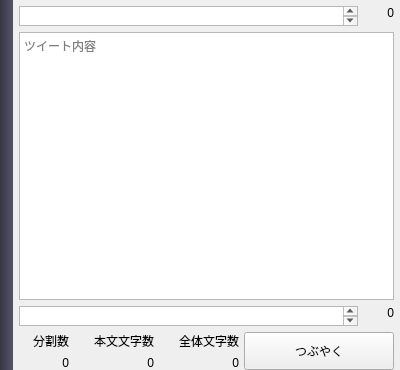
sharkpp/Jugemutter, file mainwindow.ui: the form before one commit.
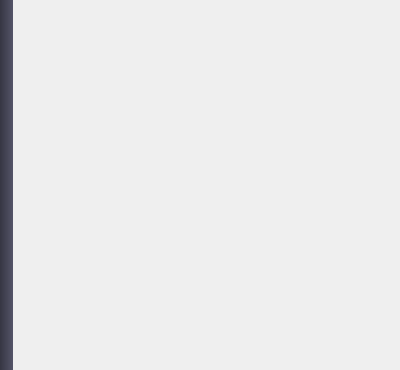
The form after the commit. Custom widgets are drawn as their Qt base class.

What changed in the file:
```diff
--- a/mainwindow.ui
+++ b/mainwindow.ui
@@ -78,312 +78,22 @@
      </widget>
     </item>
     <item>
-     <layout class="QVBoxLayout" name="verticalLayout_2" stretch="0,0,0,0">
-      <property name="spacing">
-       <number>6</number>
+     <widget class="QStackedWidget" name="pageContainer">
+      <property name="frameShape">
+       <enum>QFrame::NoFrame</enum>
       </property>
-      <property name="leftMargin">
-       <number>6</number>
+      <property name="frameShadow">
+       <enum>QFrame::Raised</enum>
       </property>
-      <property name="topMargin">
-       <number>6</number>
-      </property>
-      <property name="rightMargin">
-       <number>6</number>
-      </property>
-      <property name="bottomMargin">
+      <property name="lineWidth">
        <number>0</number>
       </property>
-      <item>
-       <layout class="QHBoxLayout" name="horizontalLayout_3">
-        <item>
-         <widget class="AutoSizeTextEdit" name="textPrefix">
-          <property name="sizePolicy">
-           <sizepolicy hsizetype="Expanding" vsizetype="Fixed">
-            <horstretch>0</horstretch>
-            <verstretch>0</verstretch>
-           </sizepolicy>
-          </property>
-          <property name="minimumSize">
-           <size>
-            <width>0</width>
-            <height>20</height>
-           </size>
-          </property>
-          <property name="maximumSize">
-           <size>
-            <width>16777215</width>
-            <height>20</height>
-           </size>
-          </property>
-          <property name="plainText">
-           <string/>
-          </property>
-          <property name="placeholderText">
-           <string>各ツイートの先頭へ追加するテキスト</string>
-          </property>
-         </widget>
-        </item>
-        <item>
-         <widget class="TextCounterLabel" name="textPrefixLength">
-          <property name="sizePolicy">
-           <sizepolicy hsizetype="Fixed" vsizetype="Preferred">
-            <horstretch>0</horstretch>
-            <verstretch>0</verstretch>
-           </sizepolicy>
-          </property>
-          <property name="minimumSize">
-           <size>
-            <width>30</width>
-            <height>0</height>
-           </size>
-          </property>
-          <property name="text">
-           <string>0</string>
-          </property>
-          <property name="textFormat">
-           <enum>Qt::PlainText</enum>
-          </property>
-          <property name="alignment">
-           <set>Qt::AlignRight|Qt::AlignTop|Qt::AlignTrailing</set>
-          </property>
-          <property name="buddy">
-           <cstring>textPrefix</cstring>
-          </property>
-         </widget>
-        </item>
-       </layout>
-      </item>
-      <item>
-       <widget class="TweetTextEdit" name="tweetEditor">
-        <property name="sizePolicy">
-         <sizepolicy hsizetype="Expanding" vsizetype="Expanding">
-          <horstretch>0</horstretch>
-          <verstretch>0</verstretch>
-         </sizepolicy>
-        </property>
-        <property name="placeholderText">
-         <string>ツイート内容</string>
-        </property>
-       </widget>
-      </item>
-      <item>
-       <layout class="QHBoxLayout" name="horizontalLayout_4">
-        <item>
-         <widget class="AutoSizeTextEdit" name="textPostfix">
-          <property name="sizePolicy">
-           <sizepolicy hsizetype="Expanding" vsizetype="Fixed">
-            <horstretch>0</horstretch>
-            <verstretch>0</verstretch>
-           </sizepolicy>
-          </property>
-          <property name="minimumSize">
-           <size>
-            <width>0</width>
-            <height>20</height>
-           </size>
-          </property>
-          <property name="maximumSize">
-           <size>
-            <width>16777215</width>
-            <height>20</height>
-           </size>
-          </property>
-          <property name="plainText">
-           <string/>
-          </property>
-          <property name="placeholderText">
-           <string>各ツイートの末尾へ追加するテキスト</string>
-          </property>
-         </widget>
-        </item>
-        <item>
-         <widget class="TextCounterLabel" name="textPostfixLength">
-          <property name="sizePolicy">
-           <sizepolicy hsizetype="Fixed" vsizetype="Preferred">
-            <horstretch>0</horstretch>
-            <verstretch>0</verstretch>
-           </sizepolicy>
-          </property>
-          <property name="minimumSize">
-           <size>
-            <width>30</width>
-            <height>0</height>
-           </size>
-          </property>
-          <property name="text">
-           <string>0</string>
-          </property>
-          <property name="textFormat">
-           <enum>Qt::PlainText</enum>
-          </property>
-          <property name="alignment">
-           <set>Qt::AlignRight|Qt::AlignTop|Qt::AlignTrailing</set>
-          </property>
-          <property name="buddy">
-           <cstring>textPostfix</cstring>
-          </property>
-         </widget>
-        </item>
-       </layout>
-      </item>
-      <item>
-       <layout class="QHBoxLayout" name="horizontalLayout">
-        <property name="spacing">
-         <number>5</number>
-        </property>
-        <item>
-         <layout class="QVBoxLayout" name="verticalLayout">
-          <item>
-           <widget class="QLabel" name="partitionCountLabel">
-            <property name="sizePolicy">
-             <sizepolicy hsizetype="Fixed" vsizetype="Preferred">
-              <horstretch>0</horstretch>
-              <verstretch>0</verstretch>
-             </sizepolicy>
-            </property>
-            <property name="minimumSize">
-             <size>
-              <width>50</width>
-              <height>0</height>
-             </size>
-            </property>
-            <property name="text">
-             <string>分割数</string>
-            </property>
-            <property name="alignment">
-             <set>Qt::AlignRight|Qt::AlignTrailing|Qt::AlignVCenter</set>
-            </property>
-           </widget>
-          </item>
-          <item>
-           <widget class="QLabel" name="partitionCount">
-            <property name="sizePolicy">
-             <sizepolicy hsizetype="Preferred" vsizetype="Preferred">
-              <horstretch>0</horstretch>
-              <verstretch>0</verstretch>
-             </sizepolicy>
-            </property>
-            <property name="text">
-             <string>0</string>
-            </property>
-            <property name="alignment">
-             <set>Qt::AlignRight|Qt::AlignTrailing|Qt::AlignVCenter</set>
-            </property>
-           </widget>
-          </item>
-         </layout>
-        </item>
-        <item>
-         <layout class="QVBoxLayout" name="verticalLayout_4">
-          <item>
-           <widget class="QLabel" name="textLengthLAbel">
-            <property name="sizePolicy">
-             <sizepolicy hsizetype="Fixed" vsizetype="Preferred">
-              <horstretch>0</horstretch>
-              <verstretch>0</verstretch>
-             </sizepolicy>
-            </property>
-            <property name="minimumSize">
-             <size>
-              <width>80</width>
-              <height>0</height>
-             </size>
-            </property>
-            <property name="text">
-             <string>本文文字数</string>
-            </property>
-            <property name="alignment">
-             <set>Qt::AlignRight|Qt::AlignTrailing|Qt::AlignVCenter</set>
-            </property>
-           </widget>
-          </item>
-          <item>
-           <widget class="QLabel" name="textLength">
-            <property name="text">
-             <string>0</string>
-            </property>
-            <property name="alignment">
-             <set>Qt::AlignRight|Qt::AlignTrailing|Qt::AlignVCenter</set>
-            </property>
-           </widget>
-          </item>
-         </layout>
-        </item>
-        <item>
-         <layout class="QVBoxLayout" name="verticalLayout_3">
-          <item>
-           <widget class="QLabel" name="totalLengthLabel">
-            <property name="sizePolicy">
-             <sizepolicy hsizetype="Fixed" vsizetype="Preferred">
-              <horstretch>0</horstretch>
-              <verstretch>0</verstretch>
-             </sizepolicy>
-            </property>
-            <property name="minimumSize">
-             <size>
-              <width>80</width>
-              <height>0</height>
-             </size>
-            </property>
-            <property name="text">
-             <string>全体文字数</string>
-            </property>
-            <property name="alignment">
-             <set>Qt::AlignRight|Qt::AlignTrailing|Qt::AlignVCenter</set>
-            </property>
-           </widget>
-          </item>
-          <item>
-           <widget class="QLabel" name="totalLength">
-            <property name="text">
-             <string>0</string>
-            </property>
-            <property name="alignment">
-             <set>Qt::AlignRight|Qt::AlignTrailing|Qt::AlignVCenter</set>
-            </property>
-           </widget>
-          </item>
-         </layout>
-        </item>
-        <item>
-         <widget class="QPushButton" name="tweetButton">
-          <property name="sizePolicy">
-           <sizepolicy hsizetype="Expanding" vsizetype="Preferred">
-            <horstretch>0</horstretch>
-            <verstretch>0</verstretch>
-           </sizepolicy>
-          </property>
-          <property name="text">
-           <string>つぶやく</string>
-          </property>
-         </widget>
-        </item>
-       </layout>
-      </item>
-     </layout>
+     </widget>
     </item>
    </layout>
   </widget>
  </widget>
  <layoutdefault spacing="6" margin="11"/>
- <customwidgets>
-  <customwidget>
-   <class>AutoSizeTextEdit</class>
-   <extends>QPlainTextEdit</extends>
-   <header>autosizetextedit.h</header>
-  </customwidget>
-  <customwidget>
-   <class>TextCounterLabel</class>
-   <extends>QLabel</extends>
-   <header>textcounterlabel.h</header>
-  </customwidget>
-  <customwidget>
-   <class>TweetTextEdit</class>
-   <extends>QTextEdit</extends>
-   <header>tweettextedit.h</header>
-  </customwidget>
- </customwidgets>
  <resources/>
  <connections/>
 </ui>
```
